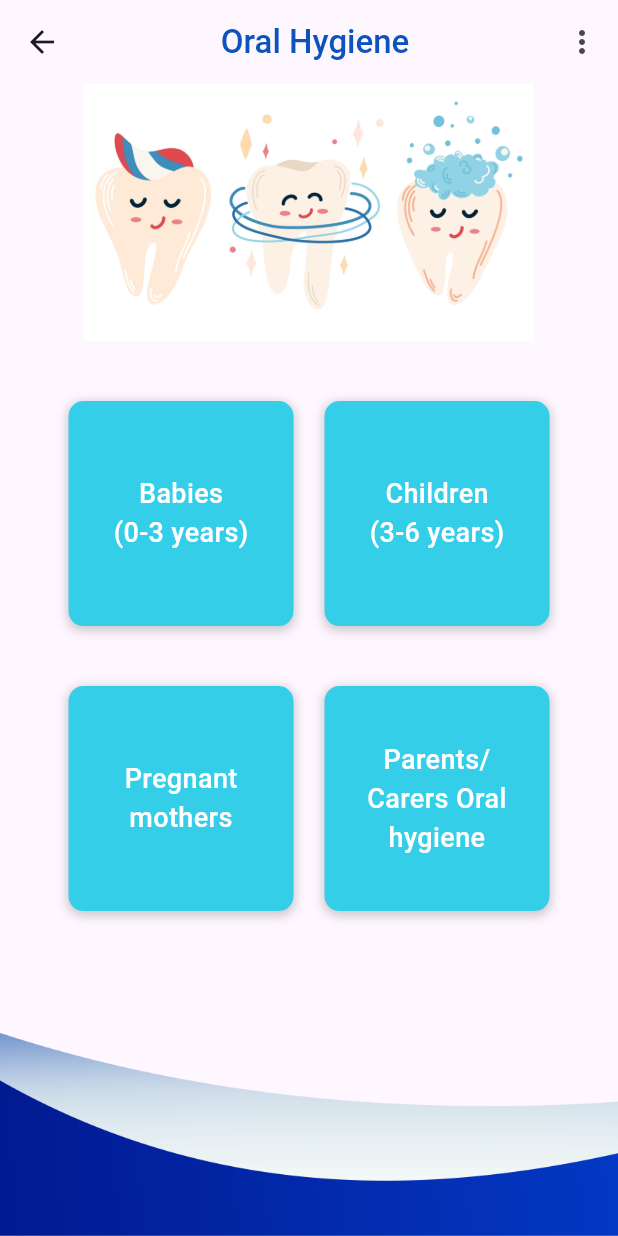
After one commit to navendunandu/nuParent, a Flutter app: the OralHygiene screen opened directly, on a phone screen of 412 x 824 dp. The commit adds this screen. Run offline on Flutter 3.47's test engine with Material 3 defaults, Android fonts, the phone set to English and light mode, and no system bars; our stand-ins replace flutter_signin_button, google_fonts, image_picker, intl_phone_field.

Commit message:
OralHygiene

```diff
--- a/Mobile/lib/child_dashboard.dart
+++ b/Mobile/lib/child_dashboard.dart
@@ -1,6 +1,7 @@
 import 'package:flutter/material.dart';
 import 'package:nu_parent/brushing_instruction.dart';
 import 'package:nu_parent/main.dart';
+import 'package:nu_parent/oral_hygiene.dart';
 import 'package:nu_parent/settings.dart';
 
 class ChildDashboard extends StatefulWidget {
@@ -204,7 +205,11 @@ class _ChildProfileState extends State<ChildDashboard> {
           Row(
             mainAxisAlignment: MainAxisAlignment.spaceEvenly,
             children: [
-              Container(
+              GestureDetector(
+                onTap: (){
+                  Navigator.push(context, MaterialPageRoute(builder: (context)=>const OralHygiene()));
+                },
+                child: Container(
                   height: 150,
                   width: 150,
                   decoration: BoxDecoration(
@@ -226,6 +231,7 @@ class _ChildProfileState extends State<ChildDashboard> {
                         fontWeight: FontWeight.w500,
                         fontSize: 18),
                   )),
+                ),
               ),
               Container(
                 height: 150,
--- /dev/null
+++ b/Mobile/lib/oral_hygiene.dart
@@ -0,0 +1,216 @@
+import 'package:flutter/material.dart';
+import 'package:nu_parent/main.dart';
+
+class OralHygiene extends StatefulWidget {
+  const OralHygiene({super.key});
+
+  @override
+  State<OralHygiene> createState() => _OralHygieneState();
+}
+
+class _OralHygieneState extends State<OralHygiene> {
+  @override
+  Widget build(BuildContext context) {
+    return Scaffold(
+      appBar: AppBar(
+        title: const Center(
+            child: Text(
+          'Oral Hygiene',
+          textAlign: TextAlign.center,
+          style:
+              TextStyle(color: AppColors.darkblue, fontWeight: FontWeight.w500),
+        )),
+        actions: [
+          IconButton(
+              onPressed: () {}, icon: const Icon(Icons.more_vert_rounded)),
+        ],
+      ),
+      body: Container(
+        height: double.infinity,
+        decoration: const BoxDecoration(
+            image: DecorationImage(
+                image: AssetImage('assets/Vector2.png'),
+                fit: BoxFit.cover,
+                alignment: Alignment.bottomCenter)),
+        child: Padding(
+          padding: const EdgeInsets.only(left: 25.0, right: 25.0),
+          child: Column(
+            crossAxisAlignment: CrossAxisAlignment.center,
+            children: [
+              Center(
+                  child: Image.asset(
+                'assets/HappyTeeths.png',
+                width: 300,
+              )),
+              const SizedBox(
+                height: 40,
+              ),
+              Row(
+                mainAxisAlignment: MainAxisAlignment.spaceEvenly,
+                children: [
+                  GestureDetector(
+                    onTap: () {},
+                    child: Container(
+                      height: 150,
+                      width: 150,
+                      decoration: BoxDecoration(
+                          color: AppColors.lightblue,
+                          borderRadius:
+                              const BorderRadius.all(Radius.circular(10)),
+                          boxShadow: [
+                            BoxShadow(
+                              color: Colors.black.withOpacity(0.2),
+                              spreadRadius: 1,
+                              blurRadius: 5,
+                              offset: const Offset(0, 2),
+                            )
+                          ]),
+                      child: const Column(
+                        mainAxisAlignment: MainAxisAlignment.center,
+                        children: [
+                          Text(
+                            'Babies',
+                            style: TextStyle(
+                                color: AppColors.white,
+                                fontWeight: FontWeight.w500,
+                                fontSize: 18),
+                          ),
+                          Text(
+                            '(0-3 years)',
+                            style: TextStyle(
+                                color: AppColors.white,
+                                fontWeight: FontWeight.w500,
+                                fontSize: 18),
+                          ),
+                        ],
+                      ),
+                    ),
+                  ),
+                  Container(
+                    height: 150,
+                    width: 150,
+                    decoration: BoxDecoration(
+                        color: AppColors.lightblue,
+                        borderRadius:
+                            const BorderRadius.all(Radius.circular(10)),
+                        boxShadow: [
+                          BoxShadow(
+                            color: Colors.black.withOpacity(0.2),
+                            spreadRadius: 1,
+                            blurRadius: 5,
+                            offset: const Offset(0, 2),
+                          )
+                        ]),
+                    child: const Column(
+                      mainAxisAlignment: MainAxisAlignment.center,
+                      children: [
+                        Text(
+                          'Children',
+                          style: TextStyle(
+                              color: AppColors.white,
+                              fontWeight: FontWeight.w500,
+                              fontSize: 18),
+                        ),
+                        Text(
+                          '(3-6 years)',
+                          style: TextStyle(
+                              color: AppColors.white,
+                              fontWeight: FontWeight.w500,
+                              fontSize: 18),
+                        ),
+                      ],
+                    ),
+                  ),
+                ],
+              ),
+              const SizedBox(
+                height: 40,
+              ),
+              Row(
+                mainAxisAlignment: MainAxisAlignment.spaceEvenly,
+                children: [
+                  GestureDetector(
+                    onTap: () {},
+                    child: Container(
+                      height: 150,
+                      width: 150,
+                      decoration: BoxDecoration(
+                          color: AppColors.lightblue,
+                          borderRadius:
+                              const BorderRadius.all(Radius.circular(10)),
+                          boxShadow: [
+                            BoxShadow(
+                              color: Colors.black.withOpacity(0.2),
+                              spreadRadius: 1,
+                              blurRadius: 5,
+                              offset: const Offset(0, 2),
+                            )
+                          ]),
+                      child: const Column(
+                        mainAxisAlignment: MainAxisAlignment.center,
+                        children: [
+                          Text(
+                            'Pregnant',
+                            style: TextStyle(
+                                color: AppColors.white,
+                                fontWeight: FontWeight.w500,
+                                fontSize: 18),
+                          ),
+                          Text(
+                            'mothers',
+                            textAlign: TextAlign.center,
+                            style: TextStyle(
+                                color: AppColors.white,
+                                fontWeight: FontWeight.w500,
+                                fontSize: 18),
+                          ),
+                        ],
+                      ),
+                    ),
+                  ),
+                  Container(
+                    height: 150,
+                    width: 150,
+                    decoration: BoxDecoration(
+                        color: AppColors.lightblue,
+                        borderRadius:
+                            const BorderRadius.all(Radius.circular(10)),
+                        boxShadow: [
+                          BoxShadow(
+                            color: Colors.black.withOpacity(0.2),
+                            spreadRadius: 1,
+                            blurRadius: 5,
+                            offset: const Offset(0, 2),
+                          )
+                        ]),
+                    child: const Column(
+                      mainAxisAlignment: MainAxisAlignment.center,
+                      children: [
+                        Text(
+                          'Parents/',
+                          textAlign: TextAlign.center,
+                          style: TextStyle(
+                              color: AppColors.white,
+                              fontWeight: FontWeight.w500,
+                              fontSize: 18),
+                        ),
+                        Text(
+                          'Carers Oral hygiene',
+                          textAlign: TextAlign.center,
+                          style: TextStyle(
+                              color: AppColors.white,
+                              fontWeight: FontWeight.w500,
+                              fontSize: 18),
+                        ),
+                      ],
+                    ),
+                  ),
+                ],
+              )
+            ],
+          ),
+        ),
+      ),
+    );
+  }
+}
```
Also changed, not shown: Mobile/assets/HappyTeeths.png (added). Lines whose indentation alone changed are shown as unchanged.
